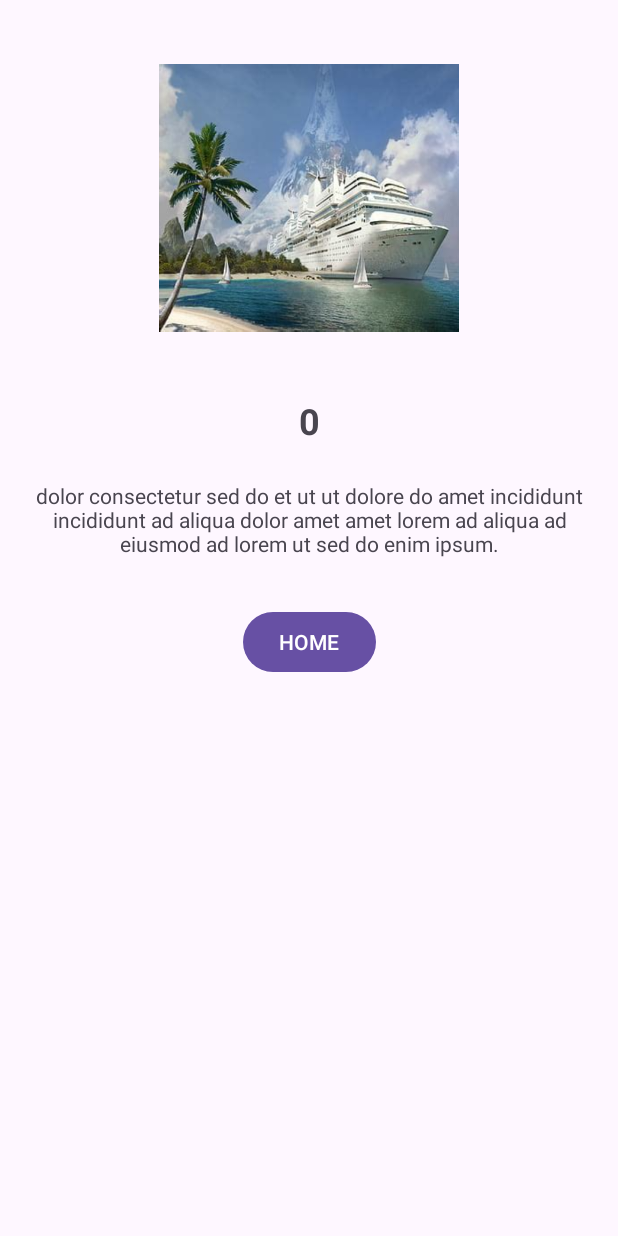
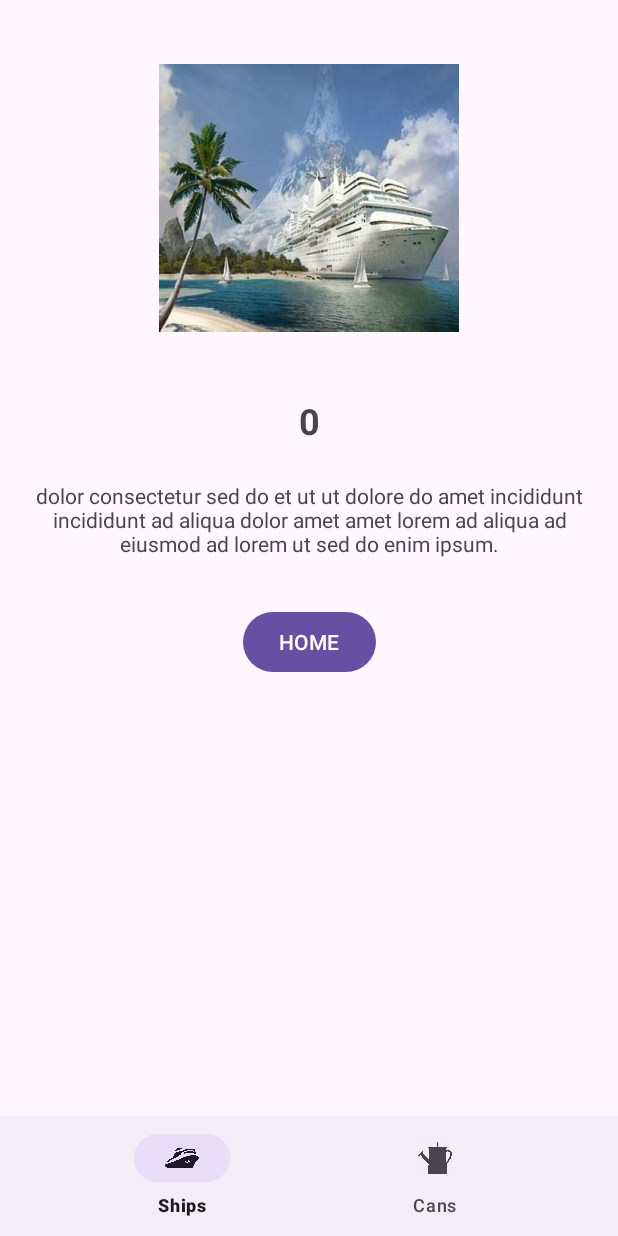
Before and after one commit to ChromeSD22159/android-playground, an Android app: the screen it shows after launch (MainActivity), after a tap on an icon or button, on a phone screen of 412 x 824 dp. Run offline under Robolectric (Android 15) with nearby library versions, the light colour scheme and no system bars; our stand-ins replace navigation-ui.

Commit message:
Setup for bottomNavigationView

```diff
--- a/app/src/main/java/syntax/com/playground/MainActivity.kt
+++ b/app/src/main/java/syntax/com/playground/MainActivity.kt
@@ -19,6 +19,13 @@ class MainActivity : AppCompatActivity() {
         binding = ActivityMainBinding.inflate(layoutInflater)
         setContentView(binding.root)
 
+        handleOnBackPressed()
+
+        val navHost = supportFragmentManager.findFragmentById(R.id.fragmentContainerView) as NavHostFragment
+        binding.bottomNAvigationView.setupWithNavController(navHost.navController)
+    }
+
+    private fun handleOnBackPressed() {
         val callback = object : OnBackPressedCallback(true) {
             override fun handleOnBackPressed() {
                 binding.fragmentContainerView.findNavController().navigateUp()
--- a/app/src/main/java/syntax/com/playground/ui/CanListFragment.kt
+++ b/app/src/main/java/syntax/com/playground/ui/CanListFragment.kt
@@ -11,7 +11,7 @@ import syntax.com.playground.databinding.ArticleListFragmentBinding
 
 class CanListFragment: Fragment() {
     private lateinit var binding: ArticleListFragmentBinding
-    private val canList = DataSource().loadCans(69679)
+    private val canList = DataSource().loadCans(20)
     override fun onCreateView(
         inflater: LayoutInflater,
         container: ViewGroup?,
--- a/app/src/main/java/syntax/com/playground/ui/ShipListFragment.kt
+++ b/app/src/main/java/syntax/com/playground/ui/ShipListFragment.kt
@@ -12,7 +12,7 @@ import syntax.com.playground.databinding.ArticleListFragmentBinding
 class ShipListFragment: Fragment() {
 
     private lateinit var binding: ArticleListFragmentBinding
-    private val shipList = DataSource().loadShips(10000)
+    private val shipList = DataSource().loadShips(20)
     override fun onCreateView(
         inflater: LayoutInflater,
         container: ViewGroup?,
--- a/app/src/main/res/layout/activity_main.xml
+++ b/app/src/main/res/layout/activity_main.xml
@@ -11,11 +11,22 @@
         android:id="@+id/fragmentContainerView"
         android:name="androidx.navigation.fragment.NavHostFragment"
         android:layout_width="match_parent"
-        android:layout_height="match_parent"
-        app:layout_constraintBottom_toBottomOf="parent"
+        android:layout_height="0dp"
+        app:layout_constraintBottom_toTopOf="@+id/bottomNAvigationView"
         app:layout_constraintEnd_toEndOf="parent"
+        app:layout_constraintHorizontal_bias="0.0"
         app:layout_constraintStart_toStartOf="parent"
         app:layout_constraintTop_toTopOf="parent"
         app:navGraph="@navigation/nav_graph" />
 
+    <com.google.android.material.bottomnavigation.BottomNavigationView
+        android:id="@+id/bottomNAvigationView"
+        android:layout_width="match_parent"
+        android:layout_height="wrap_content"
+        app:layout_constraintBottom_toBottomOf="parent"
+        app:layout_constraintEnd_toEndOf="parent"
+        app:layout_constraintHorizontal_bias="0.0"
+        app:layout_constraintStart_toStartOf="parent"
+        app:menu="@menu/bootom_nav" />
+
 </androidx.constraintlayout.widget.ConstraintLayout>
--- /dev/null
+++ b/app/src/main/res/menu/bootom_nav.xml
@@ -0,0 +1,16 @@
+<?xml version="1.0" encoding="utf-8"?>
+<menu xmlns:android="http://schemas.android.com/apk/res/android">
+
+    <item
+        android:id="@+id/shipListFragment"
+        android:layout_width="wrap_content"
+        android:layout_height="wrap_content"
+        android:icon="@drawable/nav_ship"
+        android:title="@string/ships" />
+    <item
+        android:id="@+id/canListFragment"
+        android:layout_width="wrap_content"
+        android:layout_height="wrap_content"
+        android:icon="@drawable/nav_can"
+        android:title="@string/cans" />
+</menu>
```
